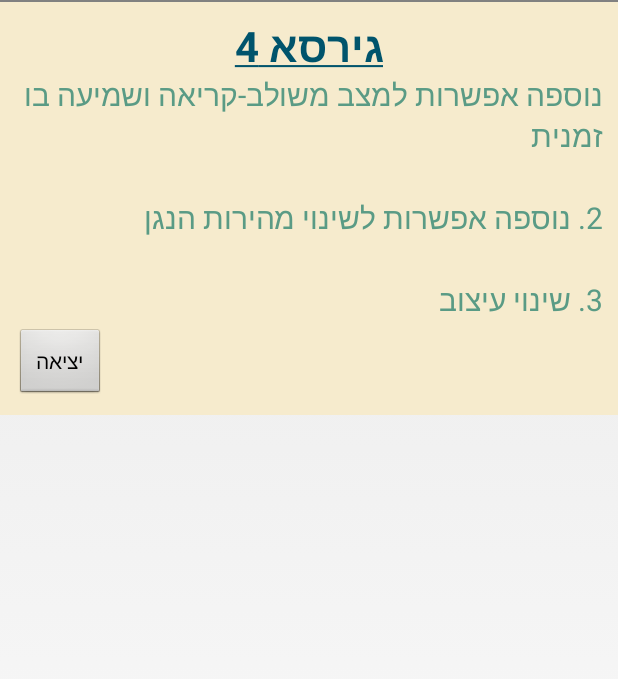
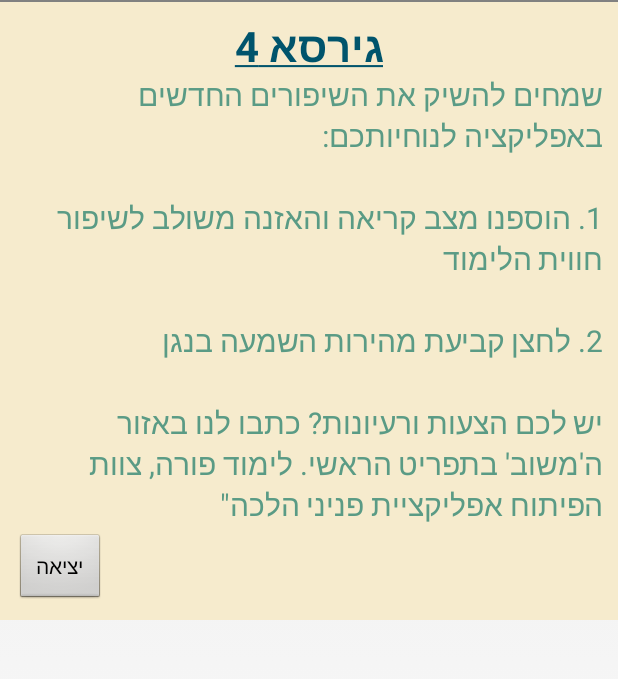
Before and after one commit to shilo765/PnineyHalacha, an Android app: the layout new_version.xml on its own in the app's theme, with its tools: preview values and no code run, on a phone screen of 412 x 824 dp, the part 36-715 px from its top. Run offline under Robolectric (Android 15) with nearby library versions, the phone set to English and light mode, and no system bars.

Commit message:
new virsion text change

```diff
--- a/app/src/main/res/layout/new_version.xml
+++ b/app/src/main/res/layout/new_version.xml
@@ -32,7 +32,7 @@
                 android:layout_width="wrap_content"
                 android:layout_height="wrap_content"
                 android:layout_gravity="right"
-                android:text="נוספה אפשרות למצב משולב-קריאה ושמיעה בו זמנית"
+                android:text="שמחים להשיק את השיפורים החדשים באפליקציה לנוחיותכם:"
                 android:textAppearance="?android:attr/textAppearanceLarge"
                 android:textColor="#5A9B85"
                 android:textSize="20dp" />
@@ -50,7 +50,7 @@
                 android:layout_width="wrap_content"
                 android:layout_height="wrap_content"
                 android:layout_gravity="right"
-                android:text="2. נוספה אפשרות לשינוי מהירות הנגן"
+                android:text="1. הוספנו מצב קריאה והאזנה משולב לשיפור חווית הלימוד"
                 android:textAppearance="?android:attr/textAppearanceLarge"
                 android:textColor="#5A9B85"
                 android:textSize="20dp" />
@@ -69,7 +69,27 @@
                 android:layout_width="wrap_content"
                 android:layout_height="wrap_content"
                 android:layout_gravity="right"
-                android:text="3. שינוי עיצוב"
+                android:text="2. לחצן קביעת מהירות השמעה בנגן"
+                android:textAppearance="?android:attr/textAppearanceLarge"
+                android:textColor="#5A9B85"
+                android:textSize="20dp" />
+
+            <TextView
+                android:id="@+id/textView8"
+                android:layout_width="wrap_content"
+                android:layout_height="wrap_content"
+                android:layout_gravity="right"
+                android:text='             '
+                android:textAppearance="?android:attr/textAppearanceLarge"
+                android:textColor="#5A9B85"
+                android:textSize="20dp" />
+
+            <TextView
+                android:id="@+id/textView9"
+                android:layout_width="match_parent"
+                android:layout_height="wrap_content"
+                android:layout_gravity="right"
+                android:text="יש לכם הצעות ורעיונות? כתבו לנו באזור ה'משוב' בתפריט הראשי. לימוד פורה, צוות הפיתוח אפליקציית פניני הלכה&quot;"
                 android:textAppearance="?android:attr/textAppearanceLarge"
                 android:textColor="#5A9B85"
                 android:textSize="20dp" />
```
